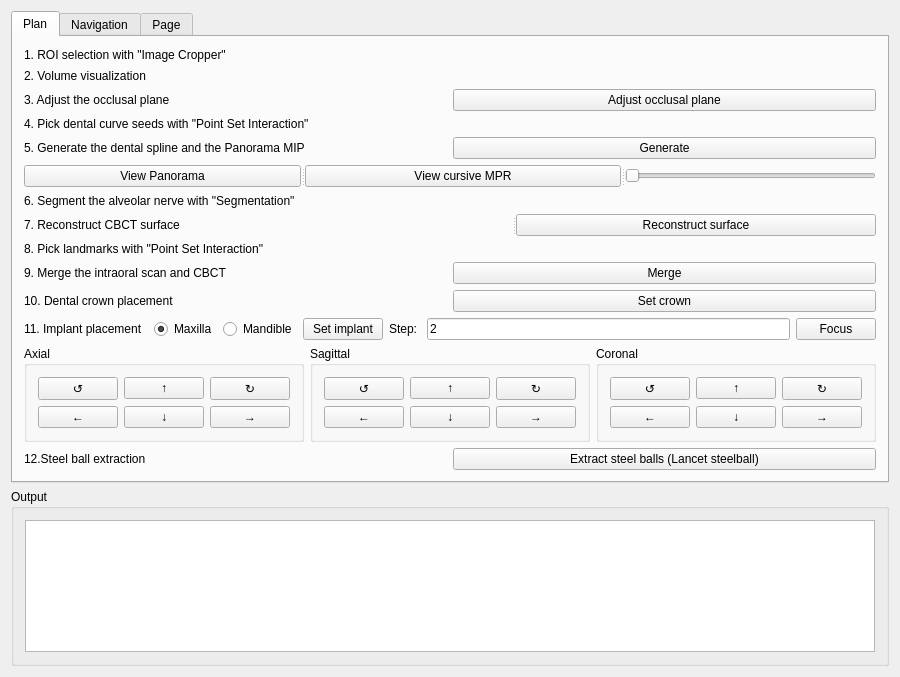
Qt form Plugins/org.mitk.lancet.dentalaccuracy/src/internal/DentalAccuracyControls.ui (zhaomengxiao/LancetMITK-Adition) before a commit.
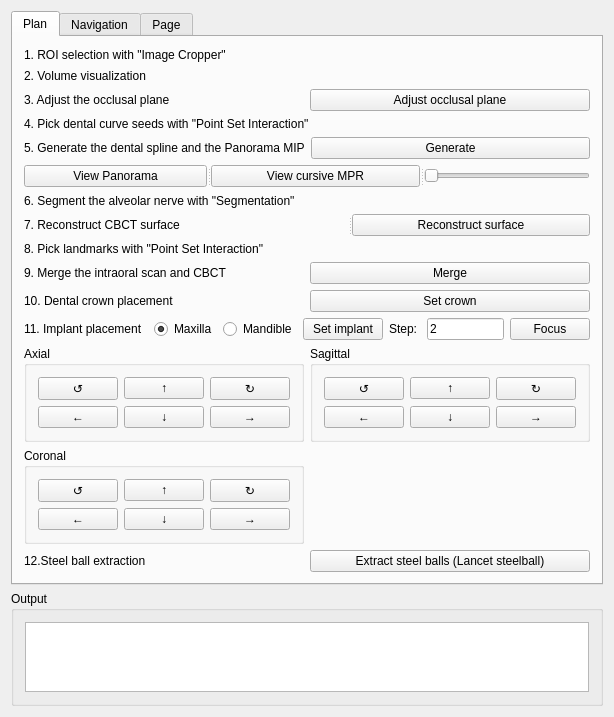
The same form after that commit. Custom widgets are drawn as their Qt base class.

Commit message: Implant manipulation fix

Patch:
```diff
--- a/Plugins/org.mitk.lancet.dentalaccuracy/src/internal/DentalAccuracyControls.ui
+++ b/Plugins/org.mitk.lancet.dentalaccuracy/src/internal/DentalAccuracyControls.ui
@@ -19,7 +19,7 @@
   <property name="windowTitle">
    <string>QmitkTemplate</string>
   </property>
-  <layout class="QGridLayout" name="gridLayout_8">
+  <layout class="QGridLayout" name="gridLayout_9">
    <item row="0" column="0">
     <widget class="QTabWidget" name="tabWidget">
      <property name="currentIndex">
@@ -29,7 +29,7 @@
       <attribute name="title">
        <string>Plan</string>
       </attribute>
-      <layout class="QGridLayout" name="gridLayout_7">
+      <layout class="QGridLayout" name="gridLayout_8">
        <item row="0" column="0">
         <widget class="QLabel" name="label">
          <property name="text">
@@ -236,8 +236,8 @@
         </layout>
        </item>
        <item row="12" column="0">
-        <layout class="QHBoxLayout" name="horizontalLayout_11">
-         <item>
+        <layout class="QGridLayout" name="gridLayout_7">
+         <item row="0" column="0">
           <widget class="QGroupBox" name="groupBox_2">
            <property name="title">
             <string>Axial</string>
@@ -288,7 +288,7 @@
            </layout>
           </widget>
          </item>
-         <item>
+         <item row="0" column="1">
           <widget class="QGroupBox" name="groupBox_3">
            <property name="title">
             <string>Sagittal</string>
@@ -339,7 +339,7 @@
            </layout>
           </widget>
          </item>
-         <item>
+         <item row="1" column="0">
           <widget class="QGroupBox" name="groupBox_4">
            <property name="title">
             <string>Coronal</string>
```
The commit also changes 1 other file.
